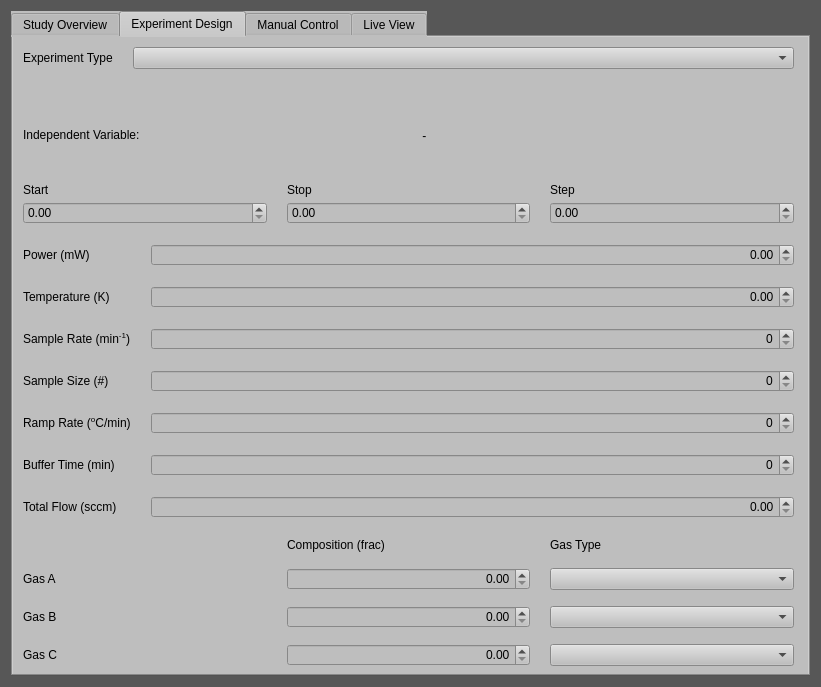
Before: the Qt Designer form reactorUI.ui in Dionne-Lab/catalight, drawn with Qt 5.
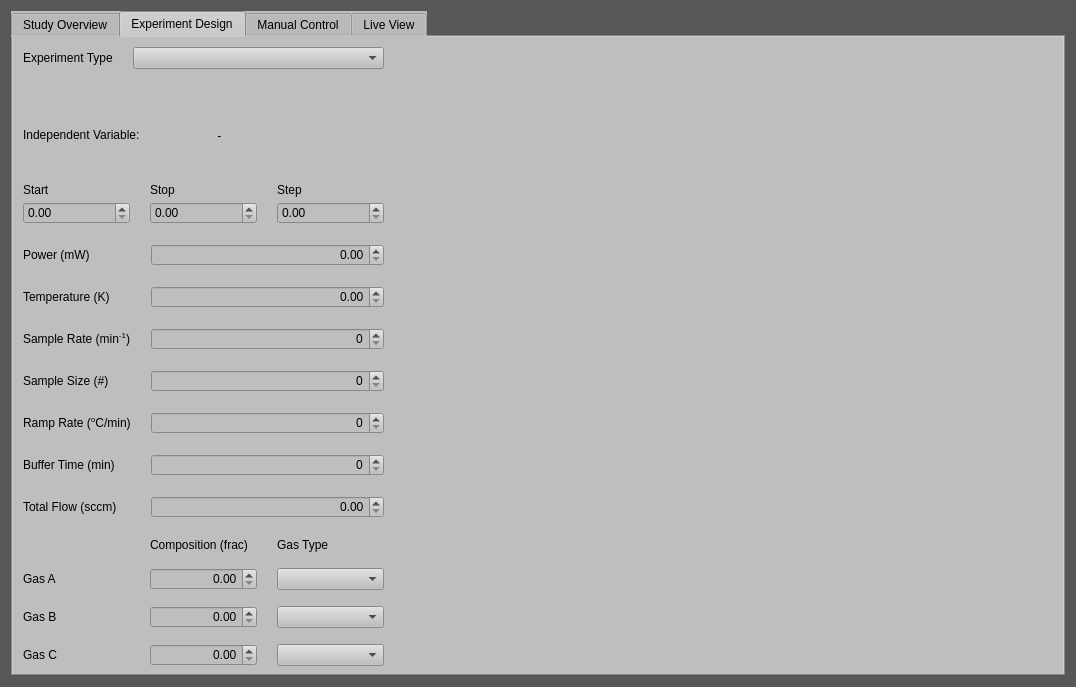
After: the same form once the commit is applied. The open tabs and pages were chosen to show the change.

Commit message: replaced frame with new isolated vert layouts

```diff
--- a/reactorUI.ui
+++ b/reactorUI.ui
@@ -6,7 +6,7 @@
    <rect>
     <x>0</x>
     <y>0</y>
-    <width>821</width>
+    <width>1076</width>
     <height>687</height>
    </rect>
   </property>
@@ -786,7 +786,7 @@
         <rect>
          <x>10</x>
          <y>10</y>
-         <width>771</width>
+         <width>361</width>
          <height>619</height>
         </rect>
        </property>
@@ -1130,6 +1130,17 @@
         </item>
        </layout>
       </widget>
+      <widget class="QWidget" name="verticalLayoutWidget_2">
+       <property name="geometry">
+        <rect>
+         <x>380</x>
+         <y>10</y>
+         <width>661</width>
+         <height>621</height>
+        </rect>
+       </property>
+       <layout class="QVBoxLayout" name="verticalLayout_8"/>
+      </widget>
      </widget>
      <widget class="QWidget" name="tabManualControl">
       <attribute name="title">
```
Left out of the diff: 15 changed lines with no effect on the pictures.
